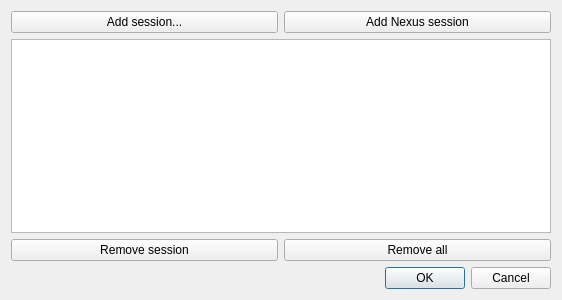
NCH-Motion-Laboratory/gaitutils, file gaitutils/nexus_scripts/web_report_sessions.ui: the form before one commit.
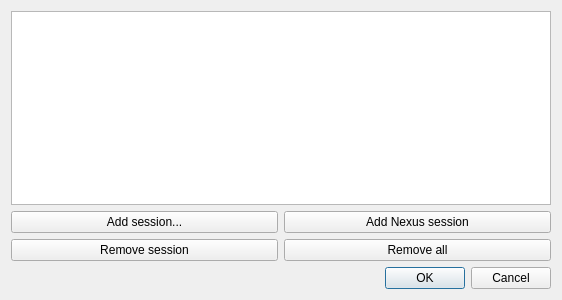
The form after the commit. Custom widgets are drawn as their Qt base class.

The edit to the form file:
```diff
--- a/gaitutils/nexus_scripts/web_report_sessions.ui
+++ b/gaitutils/nexus_scripts/web_report_sessions.ui
@@ -16,21 +16,14 @@
   <layout class="QVBoxLayout" name="verticalLayout">
    <item>
     <layout class="QGridLayout" name="gridLayout">
-     <item row="0" column="1">
-      <widget class="QPushButton" name="btnAddNexusSession">
-       <property name="text">
-        <string>Add Nexus session</string>
-       </property>
-      </widget>
-     </item>
-     <item row="2" column="0">
+     <item row="3" column="0">
       <widget class="QPushButton" name="btnClearCurrent">
        <property name="text">
         <string>Remove session</string>
        </property>
       </widget>
      </item>
-     <item row="2" column="1">
+     <item row="3" column="1">
       <widget class="QPushButton" name="btnClearAll">
        <property name="text">
         <string>Remove all</string>
@@ -53,13 +46,20 @@
        </property>
       </widget>
      </item>
-     <item row="0" column="0">
+     <item row="2" column="0">
       <widget class="QPushButton" name="btnBrowseSession">
        <property name="text">
         <string>Add session...</string>
        </property>
       </widget>
      </item>
+     <item row="2" column="1">
+      <widget class="QPushButton" name="btnAddNexusSession">
+       <property name="text">
+        <string>Add Nexus session</string>
+       </property>
+      </widget>
+     </item>
     </layout>
    </item>
    <item>
```
